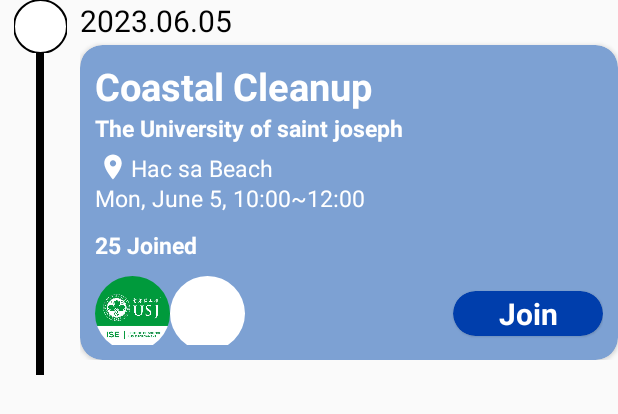
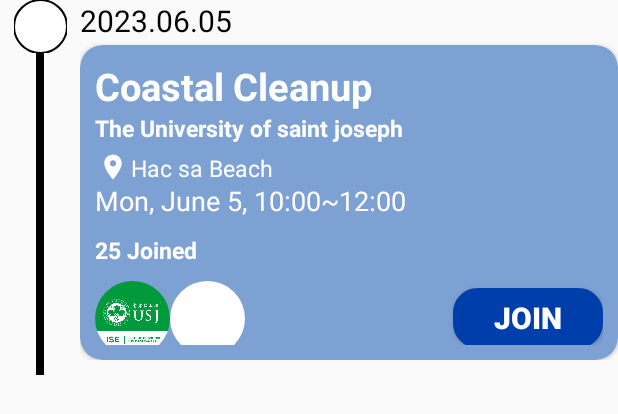
Before and after one commit to billy0204/CoastalCleanupAppDemo, an Android app: the layout activity_card_user.xml on its own in the app's theme, with its tools: preview values and no code run, on a phone screen of 412 x 824 dp. Shown: the top 414 px of the screen. Run offline under Robolectric (Android 15) with nearby library versions, the phone set to English and light mode, and no system bars.

Commit message:
commit before change the way to join activity

```diff
--- a/app/src/main/java/com/example/usjprojectdemo/CreateActivity.kt
+++ b/app/src/main/java/com/example/usjprojectdemo/CreateActivity.kt
@@ -16,6 +16,7 @@ import androidx.activity.result.contract.ActivityResultContracts
 import androidx.appcompat.app.AppCompatActivity
 import com.bumptech.glide.Glide
 import com.example.usjprojectdemo.Data.ActivityItem
+import com.example.usjprojectdemo.Data.UserData
 import com.google.android.gms.maps.model.LatLng
 import com.google.firebase.database.FirebaseDatabase
 import com.google.firebase.ktx.Firebase
@@ -112,7 +113,7 @@ class CreateActivity : AppCompatActivity() {
     private fun saveActivity() {
         val database = FirebaseDatabase.getInstance()
         val myRef = database.getReference("ISE")
-        activity?.id = Instant.now().toEpochMilli()
+        activity?.id = UserData.getRandomId()
         myRef.child(activity?.id.toString())
             .setValue(activity)
 
--- a/app/src/main/java/com/example/usjprojectdemo/Data/ActivityDataForUser.kt
+++ /dev/null
@@ -1,6 +0,0 @@
-package com.example.usjprojectdemo.Data
-
-class ActivityDataForUser(
-    var activityID:String? =null,
-    var images: ArrayList<PredictedImage> = ArrayList<PredictedImage>()
-)
--- a/app/src/main/java/com/example/usjprojectdemo/Data/ActivityItem.kt
+++ b/app/src/main/java/com/example/usjprojectdemo/Data/ActivityItem.kt
@@ -1,7 +1,7 @@
 package com.example.usjprojectdemo.Data
 
 data class ActivityItem(
-    var id: Long? = null,
+    var id: String? = null,
     var activity_name: String? = null,
     var location_name: String? = null,
     var date: String? = null,
@@ -9,5 +9,5 @@ data class ActivityItem(
     var end_time: String? = null,
     var latitude: Double = 0.0,
     var longitude: Double = 0.0,
-    var collaborate: List<String?>? = null
+    var collaborate: List<String?>? = null,
 )
--- a/app/src/main/java/com/example/usjprojectdemo/Data/ActivityRepository.kt
+++ b/app/src/main/java/com/example/usjprojectdemo/Data/ActivityRepository.kt
@@ -13,14 +13,12 @@ class ActivityRepository {
 
 
     fun fetchActivity(liveData: MutableLiveData<List<ActivityItem>>){
-        Log.d("test","fetchActivity")
 
         myRef.addValueEventListener(object :ValueEventListener{
             override fun onDataChange(snapshot: DataSnapshot) {
                 val activityItem: List<ActivityItem> = snapshot.children.map { dataSnapshot ->
                     dataSnapshot.getValue(ActivityItem::class.java)!!
                 }
-                Log.d("test",snapshot.toString())
                 liveData.postValue(activityItem)
             }
 
--- /dev/null
+++ b/app/src/main/java/com/example/usjprojectdemo/Data/JoinedActivity.kt
@@ -0,0 +1,6 @@
+package com.example.usjprojectdemo.Data
+
+data class JoinedActivity(
+    var id: String? = null,
+    var images: ArrayList<PredictedImage> = ArrayList<PredictedImage>()
+)
--- a/app/src/main/java/com/example/usjprojectdemo/Data/PredictedImage.kt
+++ b/app/src/main/java/com/example/usjprojectdemo/Data/PredictedImage.kt
@@ -8,6 +8,5 @@ data class PredictedImage(
     ){
     companion object{
         var currentImage: PredictedImage? = null
-
     }
 }
--- a/app/src/main/java/com/example/usjprojectdemo/Data/UserData.kt
+++ b/app/src/main/java/com/example/usjprojectdemo/Data/UserData.kt
@@ -9,10 +9,9 @@ data class UserData(
     var workingHour: Int? =null,
     var pickedNumber: Int? =null,
     var collectedPoint: Int? =null,
-    var joinedActivities:ArrayList<ActivityDataForUser> = ArrayList<ActivityDataForUser>()
 ){
     companion object{
-        val user:UserData = UserData()
+        var user:UserData = UserData()
         val currentActivityID:String = "1686618882136";
         var randomID = getRandomId()
         fun getRandomId(): String? {
--- a/app/src/main/java/com/example/usjprojectdemo/Fragments/OrganizerFragment.kt
+++ b/app/src/main/java/com/example/usjprojectdemo/Fragments/OrganizerFragment.kt
@@ -71,15 +71,13 @@ class OrganizerFragment : Fragment() {
     }
 
 
-
-
-    private fun initRecycleCardView(view:View) {
+    private fun initRecycleCardView(view: View) {
 
         viewPager = view.findViewById(R.id.pageForActivityCard)
         val adapter = ActivityCardAdapter(requireContext())
 
         viewPager.adapter = adapter
-        viewModel.activityItemLiveData.observe(viewLifecycleOwner){items->
+        viewModel.activityItemLiveData.observe(viewLifecycleOwner) { items ->
             adapter.setItems(items)
         }
 
--- a/app/src/main/java/com/example/usjprojectdemo/MainActivity.kt
+++ b/app/src/main/java/com/example/usjprojectdemo/MainActivity.kt
@@ -7,6 +7,7 @@ import androidx.appcompat.app.AppCompatActivity
 import androidx.fragment.app.Fragment
 import androidx.lifecycle.ViewModelProvider
 import com.example.usjprojectdemo.Data.DataViewModel
+import com.example.usjprojectdemo.Data.JoinedActivity
 import com.example.usjprojectdemo.Data.UserData
 import com.example.usjprojectdemo.Fragments.CollectionFragment
 import com.example.usjprojectdemo.Fragments.OrganizerFragment
@@ -27,8 +28,8 @@ class MainActivity : AppCompatActivity() {
         val viewModel =ViewModelProvider(this)[DataViewModel::class.java]
 
 
+        UserData.user.id ="12121212"
         viewModel.fetchActivity()
-        UserData.user.id ="12121212"
 
         val organizerFragment = OrganizerFragment()
         val scheduleFragment = ScheduleFragment()
@@ -46,8 +47,6 @@ class MainActivity : AppCompatActivity() {
             }
             true
         }
-
-
 
         makeCurrentFragment(organizerFragment)
     }
--- /dev/null
+++ b/app/src/main/res/drawable/join_button.xml
@@ -0,0 +1,13 @@
+<?xml version="1.0" encoding="utf-8"?>
+<selector xmlns:android="http://schemas.android.com/apk/res/android">
+
+    <item>
+        <shape>
+            <solid android:color="@color/DarkBlue"/>
+            <corners android:radius="15dp"/>
+            <stroke android:width="2dp"/>
+            <stroke android:color="@color/DarkBlue"/>
+        </shape>
+    </item>
+
+</selector>
--- a/app/src/main/res/layout/activity_card_user.xml
+++ b/app/src/main/res/layout/activity_card_user.xml
@@ -118,7 +118,7 @@
                     android:layout_width="match_parent"
                     android:layout_height="wrap_content"
                     android:text="Mon, June 5, 10:00~12:00"
-                    android:textSize="15sp"
+                    android:textSize="18sp"
                     android:textColor="@color/white" />
 
 
@@ -158,23 +158,15 @@
                         android:layout_height="wrap_content"
                         android:layout_weight="1" />
 
-                    <com.google.android.material.card.MaterialCardView
-                        android:id="@+id/positiveButton"
-                        android:layout_width="100dp"
-                        android:layout_height="30dp"
-                        android:backgroundTint="@color/DarkBlue"
-                        app:cardCornerRadius="15dp">
-
-                        <TextView
-                            android:layout_width="match_parent"
-                            android:layout_height="match_parent"
-                            android:gravity="center"
-                            android:text="Join"
-                            android:textAlignment="center"
-                            android:textColor="@color/white"
-                            android:textStyle="bold" />
-
-                    </com.google.android.material.card.MaterialCardView>
+                   <Button
+                       android:id="@+id/joinButton"
+                       android:layout_width="100dp"
+                       android:layout_height="40dp"
+                       android:text="Join"
+                       android:textStyle="bold"
+                       android:textColor="@color/white"
+                       android:background="@drawable/join_button"
+                       />
 
                 </LinearLayout>
             </LinearLayout>
--- a/app/src/main/res/layout/fragment_collection.xml
+++ b/app/src/main/res/layout/fragment_collection.xml
@@ -9,6 +9,7 @@
 
 
     <androidx.recyclerview.widget.RecyclerView
+        android:id="@+id/recycleView"
         android:layout_width="match_parent"
         android:layout_height="match_parent"
         android:padding="30dp"
```
Also changed, not shown: app/src/main/java/com/example/usjprojectdemo/Adapter/CollectionCardAdapter.kt (+9 -5 lines), app/src/main/java/com/example/usjprojectdemo/Adapter/UserActivityCardAdapter.kt (+54 -7 lines), app/src/main/java/com/example/usjprojectdemo/Data/DataViewModel.kt (+14 -8 lines), app/src/main/java/com/example/usjprojectdemo/Data/UserDataRepository.kt (+26 -8 lines), app/src/main/java/com/example/usjprojectdemo/Fragments/CollectionFragment.kt (+22 -11 lines), app/src/main/java/com/example/usjprojectdemo/Fragments/ScheduleFragment.kt (+48 -10 lines), app/src/main/res/drawable/joined_button.xml (added, +14 -0 lines).
